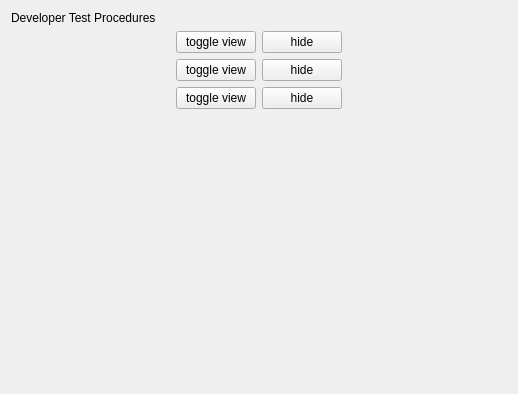
Qt form cwe_guiWidgets/cwe_debug_widget.ui (NHERI-SimCenter/CWE-Simulation-Tool) before a commit.
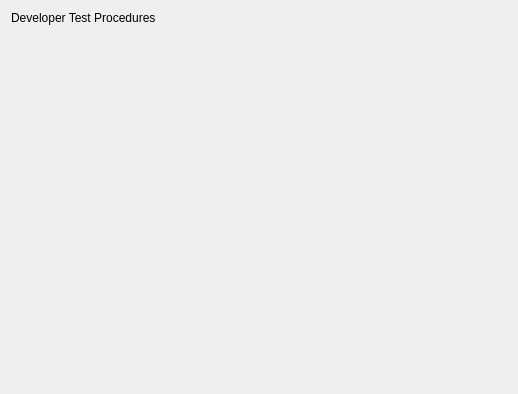
The same form after that commit. Custom widgets are drawn as their Qt base class.

What changed in the file:
```diff
--- a/cwe_guiWidgets/cwe_debug_widget.ui
+++ b/cwe_guiWidgets/cwe_debug_widget.ui
@@ -14,54 +14,6 @@
    <string>Form</string>
   </property>
   <layout class="QGridLayout" name="gridLayout">
-   <item row="4" column="1">
-    <layout class="QHBoxLayout" name="horizontalLayout_3">
-     <property name="topMargin">
-      <number>0</number>
-     </property>
-     <item>
-      <widget class="QPushButton" name="pushButton_5">
-       <property name="text">
-        <string>toggle view</string>
-       </property>
-      </widget>
-     </item>
-     <item>
-      <widget class="QPushButton" name="pushButton_6">
-       <property name="text">
-        <string>hide</string>
-       </property>
-      </widget>
-     </item>
-    </layout>
-   </item>
-   <item row="2" column="2">
-    <widget class="SCtrDataWidget" name="BoolWidget" native="true"/>
-   </item>
-   <item row="2" column="1">
-    <layout class="QHBoxLayout" name="horizontalLayout_2">
-     <property name="topMargin">
-      <number>0</number>
-     </property>
-     <item>
-      <widget class="QPushButton" name="pushButton_4">
-       <property name="text">
-        <string>toggle view</string>
-       </property>
-      </widget>
-     </item>
-     <item>
-      <widget class="QPushButton" name="pushButton_3">
-       <property name="text">
-        <string>hide</string>
-       </property>
-      </widget>
-     </item>
-    </layout>
-   </item>
-   <item row="1" column="2">
-    <widget class="SCtrDataWidget" name="DataWidget" native="true"/>
-   </item>
    <item row="0" column="0" colspan="3">
     <widget class="QLabel" name="label_3">
      <property name="text">
@@ -69,25 +21,7 @@
      </property>
     </widget>
    </item>
-   <item row="1" column="1">
-    <layout class="QHBoxLayout" name="horizontalLayout">
-     <item>
-      <widget class="QPushButton" name="pushButton">
-       <property name="text">
-        <string>toggle view</string>
-       </property>
-      </widget>
-     </item>
-     <item>
-      <widget class="QPushButton" name="pushButton_2">
-       <property name="text">
-        <string>hide</string>
-       </property>
-      </widget>
-     </item>
-    </layout>
-   </item>
-   <item row="7" column="1">
+   <item row="4" column="1">
     <spacer name="verticalSpacer">
      <property name="orientation">
       <enum>Qt::Vertical</enum>
@@ -100,19 +34,8 @@
      </property>
     </spacer>
    </item>
-   <item row="4" column="2">
-    <widget class="SCtrDataWidget" name="ChooseWidget" native="true"/>
-   </item>
   </layout>
  </widget>
- <customwidgets>
-  <customwidget>
-   <class>SCtrDataWidget</class>
-   <extends>QWidget</extends>
-   <header>SimCenter_widgets/sctrdatawidget.h</header>
-   <container>1</container>
-  </customwidget>
- </customwidgets>
  <resources/>
  <connections/>
 </ui>
```
